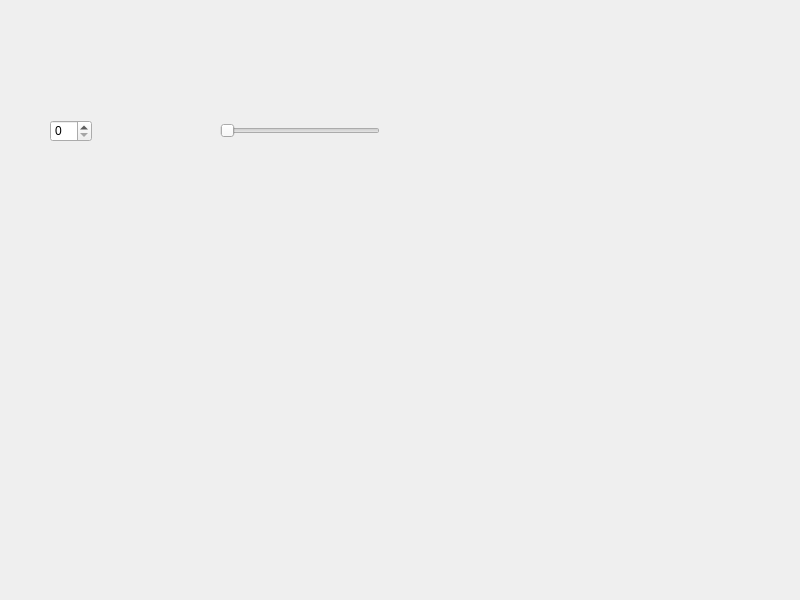
Old version of the form widget.ui in the repository ID41343107/spinbox2.
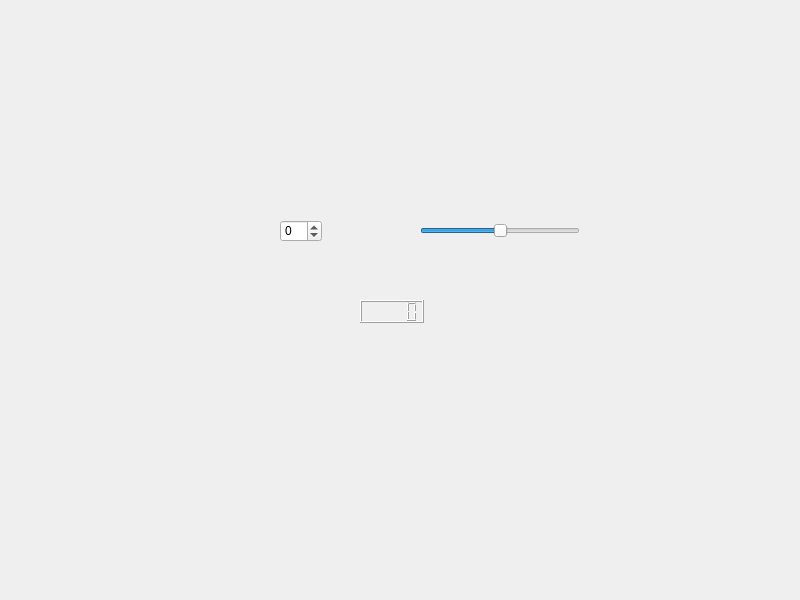
New version of the form.

Commit message: Project Completed!

Diff of the .ui file:
```diff
--- a/widget.ui
+++ b/widget.ui
@@ -16,26 +16,48 @@
   <widget class="QSpinBox" name="spinBox">
    <property name="geometry">
     <rect>
-     <x>50</x>
-     <y>120</y>
+     <x>280</x>
+     <y>220</y>
      <width>42</width>
      <height>22</height>
     </rect>
    </property>
+   <property name="minimum">
+    <number>-100</number>
+   </property>
+   <property name="maximum">
+    <number>100</number>
+   </property>
   </widget>
   <widget class="QSlider" name="horizontalSlider">
    <property name="geometry">
     <rect>
-     <x>220</x>
-     <y>120</y>
+     <x>420</x>
+     <y>220</y>
      <width>160</width>
      <height>22</height>
     </rect>
    </property>
+   <property name="minimum">
+    <number>-100</number>
+   </property>
+   <property name="maximum">
+    <number>100</number>
+   </property>
    <property name="orientation">
     <enum>Qt::Orientation::Horizontal</enum>
    </property>
   </widget>
+  <widget class="QLCDNumber" name="lcdNumber">
+   <property name="geometry">
+    <rect>
+     <x>360</x>
+     <y>300</y>
+     <width>64</width>
+     <height>23</height>
+    </rect>
+   </property>
+  </widget>
  </widget>
  <resources/>
  <connections>
```
Left out of the diff: 56 changed lines with no effect on the pictures.
